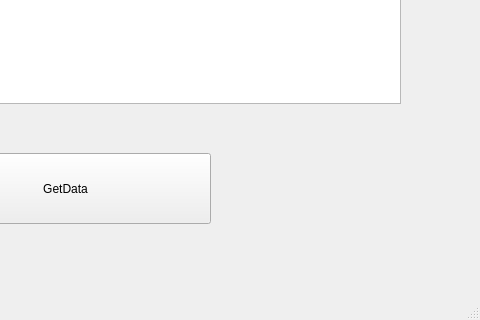
weakfunc/Qt_OneNET_Application, file 2100810224_QtAPP/mainwindow.ui: the form before one commit; both pictures show x 320 to 800 and y 280 to 600 of the 800 by 600 pixel window.
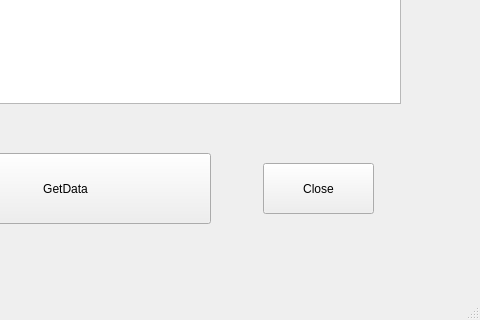
The form after the commit.

What changed in the file:
```diff
--- a/2100810224_QtAPP/mainwindow.ui
+++ b/2100810224_QtAPP/mainwindow.ui
@@ -43,6 +43,19 @@
      </rect>
     </property>
    </widget>
+   <widget class="QPushButton" name="pushButton_2">
+    <property name="geometry">
+     <rect>
+      <x>583</x>
+      <y>420</y>
+      <width>111</width>
+      <height>51</height>
+     </rect>
+    </property>
+    <property name="text">
+     <string>Close</string>
+    </property>
+   </widget>
   </widget>
   <widget class="QMenuBar" name="menubar">
    <property name="geometry">
```
